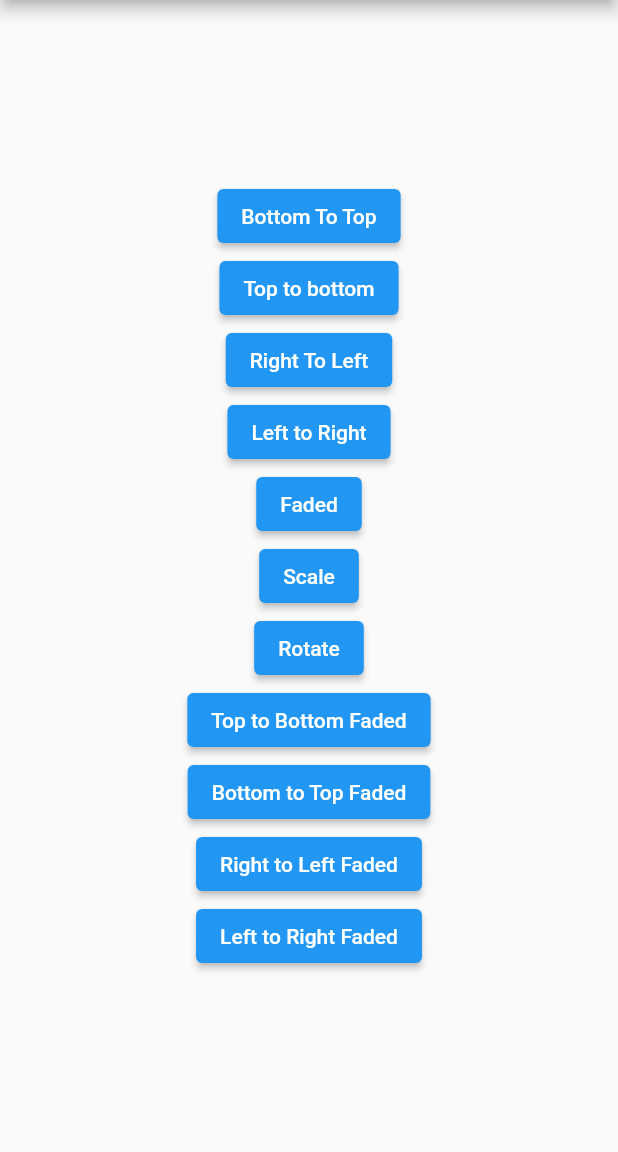
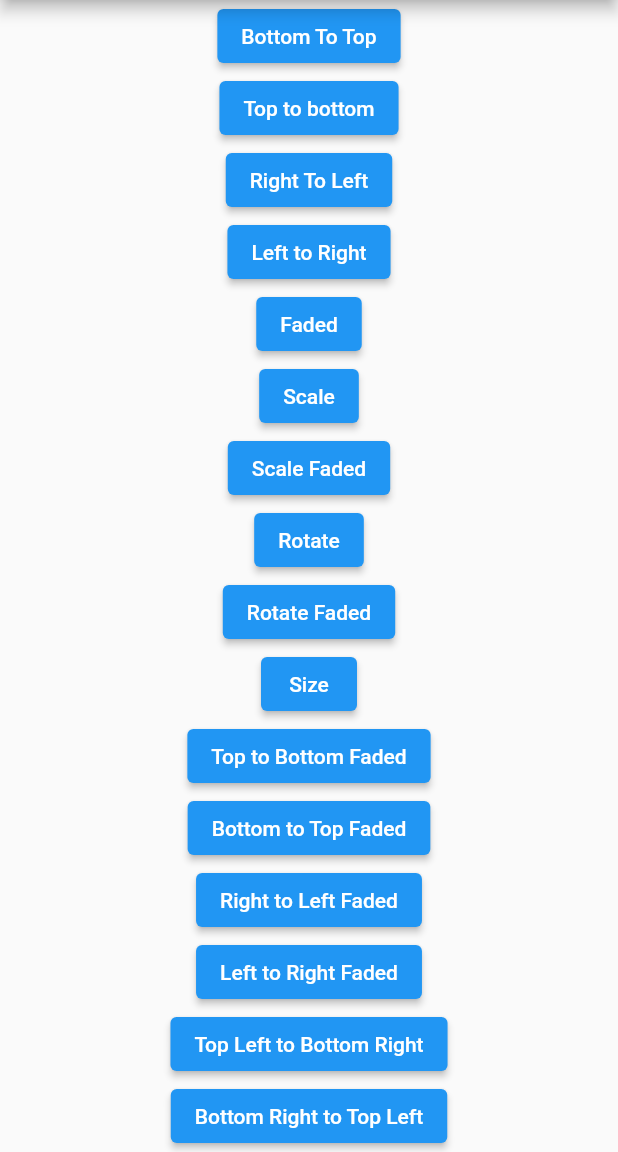
Before and after one commit to aayushkedawat/page_animation_transition, a Flutter app: the screen it shows after launch, on a phone screen of 412 x 824 dp, the part 84-1236 px from its top. Run offline on Flutter 3.47's test engine with Material 2 defaults, Android fonts, the phone set to English and light mode, and no system bars.

Commit message:
Add more transitions, customizable timing/curves, tests, and SDK bump
- Add 7 new transition types: scale/rotate faded combos, a size
  transition, and four diagonal slides (top-left/right, bottom-left/right)
- PageAnimationTransition now accepts duration, reverseDuration, curve,
  and reverseCurve so timing and easing are no longer hardcoded
- Export every transition class and the PageAnimationInterface from the
  main library file for single-import usage
- Add widget tests covering all transition types, pop navigation, and
  custom duration/curve behavior (previously untested)
- Raise SDK constraints (Dart >=2.17.0 <4.0.0, Flutter >=3.0.0) and
  upgrade flutter_lints to ^3.0.2 in both the package and example
- Update README and example app to document/showcase the new transitions
  and customization options

Co-Authored-By: Claude Sonnet 5 <noreply@anthropic.com>
Claude-Session: https://claude.ai/code/session_01EckB8ihS1Mqt4CmNJRQwys

```diff
--- a/example/lib/page_one.dart
+++ b/example/lib/page_one.dart
@@ -1,14 +1,3 @@
-import 'package:page_animation_transition/animations/bottom_to_top_faded_transition.dart';
-import 'package:page_animation_transition/animations/bottom_to_top_transition.dart';
-import 'package:page_animation_transition/animations/fade_animation_transition.dart';
-import 'package:page_animation_transition/animations/left_to_right_faded_transition.dart';
-import 'package:page_animation_transition/animations/left_to_right_transition.dart';
-import 'package:page_animation_transition/animations/right_to_left_faded_transition.dart';
-import 'package:page_animation_transition/animations/right_to_left_transition.dart';
-import 'package:page_animation_transition/animations/rotate_animation_transition.dart';
-import 'package:page_animation_transition/animations/scale_animation_transition.dart';
-import 'package:page_animation_transition/animations/top_to_bottom_faded.dart';
-import 'package:page_animation_transition/animations/top_to_bottom_transition.dart';
 import 'package:page_animation_transition/page_animation_transition.dart';
 import 'page_two.dart';
 import 'package:flutter/material.dart';
@@ -25,6 +14,7 @@ class PageOne extends StatelessWidget {
       ),
       body: SizedBox(
         width: MediaQuery.of(context).size.width,
+        child: SingleChildScrollView(
           child: Column(
             mainAxisAlignment: MainAxisAlignment.center,
             crossAxisAlignment: CrossAxisAlignment.center,
@@ -75,9 +65,30 @@ class PageOne extends StatelessWidget {
                   onPressed: () {
                     Navigator.of(context).push(PageAnimationTransition(
                         page: const PageTwo(),
+                        pageAnimationType: ScaleFadedTransition()));
+                  },
+                  child: const Text('Scale Faded')),
+              ElevatedButton(
+                  onPressed: () {
+                    Navigator.of(context).push(PageAnimationTransition(
+                        page: const PageTwo(),
                         pageAnimationType: RotationAnimationTransition()));
                   },
                   child: const Text('Rotate')),
+              ElevatedButton(
+                  onPressed: () {
+                    Navigator.of(context).push(PageAnimationTransition(
+                        page: const PageTwo(),
+                        pageAnimationType: RotationFadedTransition()));
+                  },
+                  child: const Text('Rotate Faded')),
+              ElevatedButton(
+                  onPressed: () {
+                    Navigator.of(context).push(PageAnimationTransition(
+                        page: const PageTwo(),
+                        pageAnimationType: SizeAnimationTransition()));
+                  },
+                  child: const Text('Size')),
               ElevatedButton(
                   onPressed: () {
                     Navigator.of(context).push(PageAnimationTransition(
@@ -106,7 +117,45 @@ class PageOne extends StatelessWidget {
                         pageAnimationType: LeftToRightFadedTransition()));
                   },
                   child: const Text('Left to Right Faded')),
+              ElevatedButton(
+                  onPressed: () {
+                    Navigator.of(context).push(PageAnimationTransition(
+                        page: const PageTwo(),
+                        pageAnimationType: TopLeftToBottomRightTransition()));
+                  },
+                  child: const Text('Top Left to Bottom Right')),
+              ElevatedButton(
+                  onPressed: () {
+                    Navigator.of(context).push(PageAnimationTransition(
+                        page: const PageTwo(),
+                        pageAnimationType: BottomRightToTopLeftTransition()));
+                  },
+                  child: const Text('Bottom Right to Top Left')),
+              ElevatedButton(
+                  onPressed: () {
+                    Navigator.of(context).push(PageAnimationTransition(
+                        page: const PageTwo(),
+                        pageAnimationType: TopRightToBottomLeftTransition()));
+                  },
+                  child: const Text('Top Right to Bottom Left')),
+              ElevatedButton(
+                  onPressed: () {
+                    Navigator.of(context).push(PageAnimationTransition(
+                        page: const PageTwo(),
+                        pageAnimationType: BottomLeftToTopRightTransition()));
+                  },
+                  child: const Text('Bottom Left to Top Right')),
+              ElevatedButton(
+                  onPressed: () {
+                    Navigator.of(context).push(PageAnimationTransition(
+                        page: const PageTwo(),
+                        pageAnimationType: FadeAnimationTransition(),
+                        duration: const Duration(milliseconds: 800),
+                        curve: Curves.easeInOutBack));
+                  },
+                  child: const Text('Custom duration & curve')),
             ],
+          ),
         ),
       ),
     );
--- a/example/pubspec.yaml
+++ b/example/pubspec.yaml
@@ -18,7 +18,7 @@ publish_to: 'none' # Remove this line if you wish to publish to pub.dev
 version: 1.0.0+1
 
 environment:
-  sdk: ">=2.16.1 <3.0.0"
+  sdk: ">=2.17.0 <4.0.0"
 
 # Dependencies specify other packages that your package needs in order to work.
 # To automatically upgrade your package dependencies to the latest versions
@@ -46,7 +46,7 @@ dev_dependencies:
   # activated in the `analysis_options.yaml` file located at the root of your
   # package. See that file for information about deactivating specific lint
   # rules and activating additional ones.
-  flutter_lints: ^1.0.0
+  flutter_lints: ^3.0.2
 
 # For information on the generic Dart part of this file, see the
 # following page: https://dart.dev/tools/pub/pubspec
--- /dev/null
+++ b/lib/animations/bottom_left_to_top_right_transition.dart
@@ -0,0 +1,14 @@
+import 'package:flutter/material.dart';
+import 'package:page_animation_transition/page_animation_interface.dart';
+
+class BottomLeftToTopRightTransition implements PageAnimationInterface {
+  @override
+  Widget animate(BuildContext context, Animation<double> animation,
+      Animation<double> secondaryAnimation, Widget child) {
+    return SlideTransition(
+      position: Tween<Offset>(begin: const Offset(-1, 1), end: Offset.zero)
+          .animate(animation),
+      child: child,
+    );
+  }
+}
--- /dev/null
+++ b/lib/animations/bottom_right_to_top_left_transition.dart
@@ -0,0 +1,14 @@
+import 'package:flutter/material.dart';
+import 'package:page_animation_transition/page_animation_interface.dart';
+
+class BottomRightToTopLeftTransition implements PageAnimationInterface {
+  @override
+  Widget animate(BuildContext context, Animation<double> animation,
+      Animation<double> secondaryAnimation, Widget child) {
+    return SlideTransition(
+      position: Tween<Offset>(begin: const Offset(1, 1), end: Offset.zero)
+          .animate(animation),
+      child: child,
+    );
+  }
+}
--- /dev/null
+++ b/lib/animations/rotate_faded_transition.dart
@@ -0,0 +1,16 @@
+import 'package:flutter/material.dart';
+import 'package:page_animation_transition/page_animation_interface.dart';
+
+class RotationFadedTransition implements PageAnimationInterface {
+  @override
+  Widget animate(BuildContext context, Animation<double> animation,
+      Animation<double> secondaryAnimation, Widget child) {
+    return RotationTransition(
+      turns: Tween<double>(begin: 0, end: 1).animate(animation),
+      child: FadeTransition(
+        opacity: Tween<double>(begin: 0, end: 1).animate(animation),
+        child: child,
+      ),
+    );
+  }
+}
--- /dev/null
+++ b/lib/animations/scale_faded_transition.dart
@@ -0,0 +1,16 @@
+import 'package:flutter/material.dart';
+import 'package:page_animation_transition/page_animation_interface.dart';
+
+class ScaleFadedTransition implements PageAnimationInterface {
+  @override
+  Widget animate(BuildContext context, Animation<double> animation,
+      Animation<double> secondaryAnimation, Widget child) {
+    return ScaleTransition(
+      scale: Tween<double>(begin: 0, end: 1).animate(animation),
+      child: FadeTransition(
+        opacity: Tween<double>(begin: 0, end: 1).animate(animation),
+        child: child,
+      ),
+    );
+  }
+}
--- /dev/null
+++ b/lib/animations/size_animation_transition.dart
@@ -0,0 +1,22 @@
+import 'package:flutter/material.dart';
+import 'package:page_animation_transition/page_animation_interface.dart';
+
+class SizeAnimationTransition implements PageAnimationInterface {
+  final Axis axis;
+  final double axisAlignment;
+
+  SizeAnimationTransition({this.axis = Axis.vertical, this.axisAlignment = 0});
+
+  @override
+  Widget animate(BuildContext context, Animation<double> animation,
+      Animation<double> secondaryAnimation, Widget child) {
+    return Align(
+      child: SizeTransition(
+        sizeFactor: Tween<double>(begin: 0, end: 1).animate(animation),
+        axis: axis,
+        axisAlignment: axisAlignment,
+        child: child,
+      ),
+    );
+  }
+}
--- /dev/null
+++ b/lib/animations/top_left_to_bottom_right_transition.dart
@@ -0,0 +1,14 @@
+import 'package:flutter/material.dart';
+import 'package:page_animation_transition/page_animation_interface.dart';
+
+class TopLeftToBottomRightTransition implements PageAnimationInterface {
+  @override
+  Widget animate(BuildContext context, Animation<double> animation,
+      Animation<double> secondaryAnimation, Widget child) {
+    return SlideTransition(
+      position: Tween<Offset>(begin: const Offset(-1, -1), end: Offset.zero)
+          .animate(animation),
+      child: child,
+    );
+  }
+}
--- /dev/null
+++ b/lib/animations/top_right_to_bottom_left_transition.dart
@@ -0,0 +1,14 @@
+import 'package:flutter/material.dart';
+import 'package:page_animation_transition/page_animation_interface.dart';
+
+class TopRightToBottomLeftTransition implements PageAnimationInterface {
+  @override
+  Widget animate(BuildContext context, Animation<double> animation,
+      Animation<double> secondaryAnimation, Widget child) {
+    return SlideTransition(
+      position: Tween<Offset>(begin: const Offset(1, -1), end: Offset.zero)
+          .animate(animation),
+      child: child,
+    );
+  }
+}
--- a/lib/page_animation_transition.dart
+++ b/lib/page_animation_transition.dart
@@ -3,22 +3,66 @@ library page_animation_transition;
 import 'package:flutter/material.dart';
 import 'package:page_animation_transition/page_animation_interface.dart';
 
+export 'package:page_animation_transition/page_animation_interface.dart';
+export 'package:page_animation_transition/animations/bottom_left_to_top_right_transition.dart';
+export 'package:page_animation_transition/animations/bottom_right_to_top_left_transition.dart';
+export 'package:page_animation_transition/animations/bottom_to_top_faded_transition.dart';
+export 'package:page_animation_transition/animations/bottom_to_top_transition.dart';
+export 'package:page_animation_transition/animations/fade_animation_transition.dart';
+export 'package:page_animation_transition/animations/left_to_right_faded_transition.dart';
+export 'package:page_animation_transition/animations/left_to_right_transition.dart';
+export 'package:page_animation_transition/animations/right_to_left_faded_transition.dart';
+export 'package:page_animation_transition/animations/right_to_left_transition.dart';
+export 'package:page_animation_transition/animations/rotate_animation_transition.dart';
+export 'package:page_animation_transition/animations/rotate_faded_transition.dart';
+export 'package:page_animation_transition/animations/scale_animation_transition.dart';
+export 'package:page_animation_transition/animations/scale_faded_transition.dart';
+export 'package:page_animation_transition/animations/size_animation_transition.dart';
+export 'package:page_animation_transition/animations/top_left_to_bottom_right_transition.dart';
+export 'package:page_animation_transition/animations/top_right_to_bottom_left_transition.dart';
+export 'package:page_animation_transition/animations/top_to_bottom_faded.dart';
+export 'package:page_animation_transition/animations/top_to_bottom_transition.dart';
+
 class PageAnimationTransition extends PageRouteBuilder {
   final Widget page;
   final PageAnimationInterface pageAnimationType;
-  PageAnimationTransition({required this.page, required this.pageAnimationType})
-      : super(
-            pageBuilder: (
-          BuildContext context,
-          Animation<double> animation,
-          Animation<double> secondaryAnimation,
-        ) =>
-                page);
+  final Curve curve;
+  final Curve? reverseCurve;
+
+  PageAnimationTransition({
+    required this.page,
+    required this.pageAnimationType,
+    Duration duration = const Duration(milliseconds: 300),
+    Duration? reverseDuration,
+    this.curve = Curves.linear,
+    this.reverseCurve,
+    RouteSettings? settings,
+  }) : super(
+          settings: settings,
+          transitionDuration: duration,
+          reverseTransitionDuration: reverseDuration ?? duration,
+          pageBuilder: (
+            BuildContext context,
+            Animation<double> animation,
+            Animation<double> secondaryAnimation,
+          ) =>
+              page,
+        );
 
   @override
   Widget buildTransitions(BuildContext context, Animation<double> animation,
       Animation<double> secondaryAnimation, Widget child) {
+    final curvedAnimation = CurvedAnimation(
+      parent: animation,
+      curve: curve,
+      reverseCurve: reverseCurve ?? curve,
+    );
+    final curvedSecondaryAnimation = CurvedAnimation(
+      parent: secondaryAnimation,
+      curve: curve,
+      reverseCurve: reverseCurve ?? curve,
+    );
     return pageAnimationType.animate(
-        context, animation, secondaryAnimation, child);
+        context, curvedAnimation, curvedSecondaryAnimation, child);
   }
 }
```
Also changed, not shown: pubspec.yaml (+4 -4 lines), 3 other files. Lines whose indentation alone changed are shown as unchanged.
